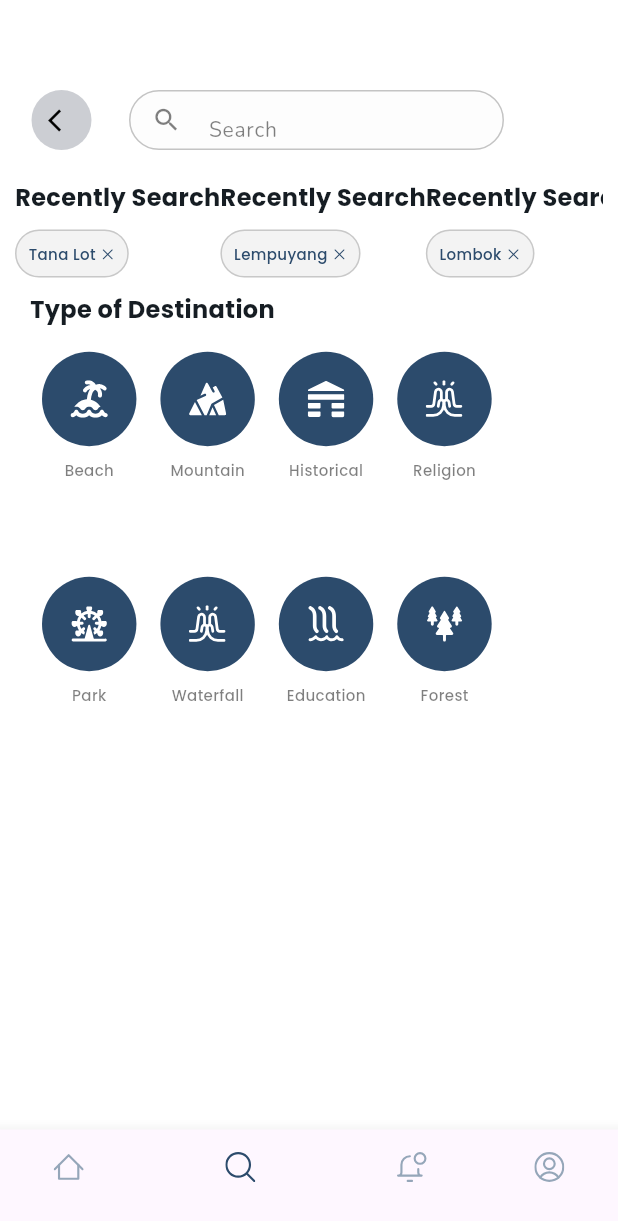
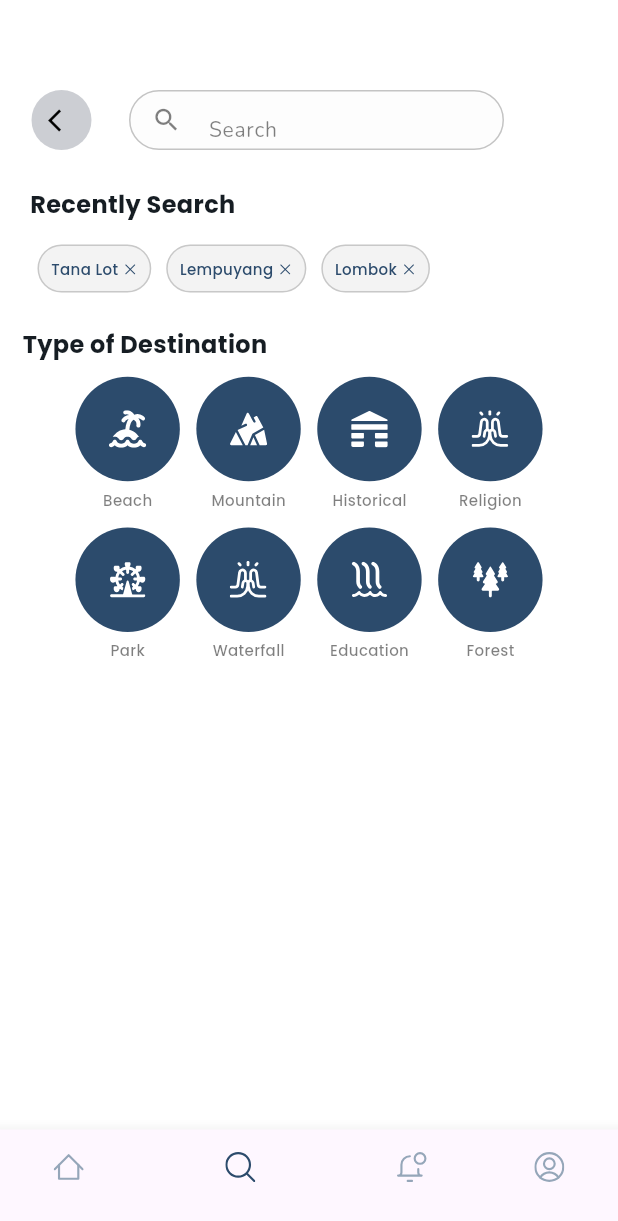
Before and after one commit to nev4b1la/travel-app, a Flutter app: the screen it shows after launch, item 2 of the bottom bar chosen, on a phone screen of 412 x 824 dp. Shown: the top 1221 px of the screen. Run offline on Flutter 3.47's test engine with Material 3 defaults, Android fonts, the phone set to English and light mode, and no system bars; our stand-ins replace flutter_svg, google_fonts.

```diff
--- a/lib/widgets/home/popular.dart
+++ b/lib/widgets/home/popular.dart
@@ -180,7 +180,7 @@ class Popular extends StatelessWidget {
                             ],
                           ),
                           Padding(
-                            padding: const EdgeInsets.fromLTRB(10, 25, 10, 0),
+                            padding: const EdgeInsets.all(5),
                             child: Column(
                               crossAxisAlignment: CrossAxisAlignment.start,
                               children: [
--- a/lib/widgets/search/categorySearch.dart
+++ b/lib/widgets/search/categorySearch.dart
@@ -5,6 +5,7 @@ import 'package:travel/models/kategori.dart';
 
 class CategorySearch extends StatelessWidget {
   CategorySearch({super.key});
+
   final List<Jenis> items = [
     Jenis(
       name: "Beach",
@@ -43,7 +44,7 @@ class CategorySearch extends StatelessWidget {
   @override
   Widget build(BuildContext context) {
     return Padding(
-      padding: const EdgeInsets.fromLTRB(10, 5, 10, 5),
+      padding: const EdgeInsets.all(5),
       child: Column(
         crossAxisAlignment: CrossAxisAlignment.start,
         children: [
@@ -56,21 +57,25 @@ class CategorySearch extends StatelessWidget {
             ),
           ),
           SizedBox(height: 5),
-          SizedBox(
-            height: 300,
+          Center(
+            child: SizedBox(
+              height: 200,
               child: GridView.builder(
                 gridDelegate: SliverGridDelegateWithFixedCrossAxisCount(
                   crossAxisCount: 2,
-                childAspectRatio: 1.9,
+                  mainAxisSpacing: 1,
+                  crossAxisSpacing: 1,
+                  childAspectRatio: (150 / 120),
                 ),
                 scrollDirection: Axis.horizontal,
+                shrinkWrap: true,
                 itemCount: items.length,
                 itemBuilder: (context, index) {
                   final jenis = items[index];
                   return InkWell(
                     onTap: () {},
                     child: Padding(
-                    padding: const EdgeInsets.all(8.0),
+                      padding: const EdgeInsets.all(5),
                       child: Column(
                         children: [
                           Container(
@@ -105,6 +110,7 @@ class CategorySearch extends StatelessWidget {
                 },
               ),
             ),
+          ),
         ],
       ),
     );
--- a/lib/widgets/search/historySearch.dart
+++ b/lib/widgets/search/historySearch.dart
@@ -22,15 +22,9 @@ class HistorySearch extends StatelessWidget {
 
   @override
   Widget build(BuildContext context) {
-    return SizedBox(
-      height: 70,
-      child: ListView.builder(
-        itemCount: items.length,
-        scrollDirection: Axis.horizontal,
-        itemBuilder: (context, index) {
-          final data = items[index];
-          return InkWell(
-            onTap: () {},
+    return Padding(
+      padding: const EdgeInsets.fromLTRB(10, 5, 10, 5),
+      child: Container(
         child: Column(
           crossAxisAlignment: CrossAxisAlignment.start,
           children: [
@@ -43,6 +37,20 @@ class HistorySearch extends StatelessWidget {
               ),
             ),
             SizedBox(height: 10),
+            SizedBox(
+              height: 50,
+              child: ListView.builder(
+                itemCount: items.length,
+                scrollDirection: Axis.horizontal,
+                itemBuilder: (context, index) {
+                  final data = items[index];
+                  return InkWell(
+                    onTap: () {},
+                    child: Padding(
+                      padding: const EdgeInsets.all(5),
+                      child: Column(
+                        crossAxisAlignment: CrossAxisAlignment.start,
+                        children: [
                           Container(
                             decoration: BoxDecoration(
                               color: Color.fromARGB(255, 243, 243, 243),
@@ -73,12 +81,16 @@ class HistorySearch extends StatelessWidget {
                               ),
                             ),
                           ),
-                SizedBox(height: 5),
                         ],
+                      ),
                     ),
                   );
                 },
               ),
+            ),
+          ],
+        ),
+      ),
     );
   }
 }
```
Also changed, not shown: lib/widgets/home/categories.dart (+11 -14 lines). Lines whose indentation alone changed are shown as unchanged.
